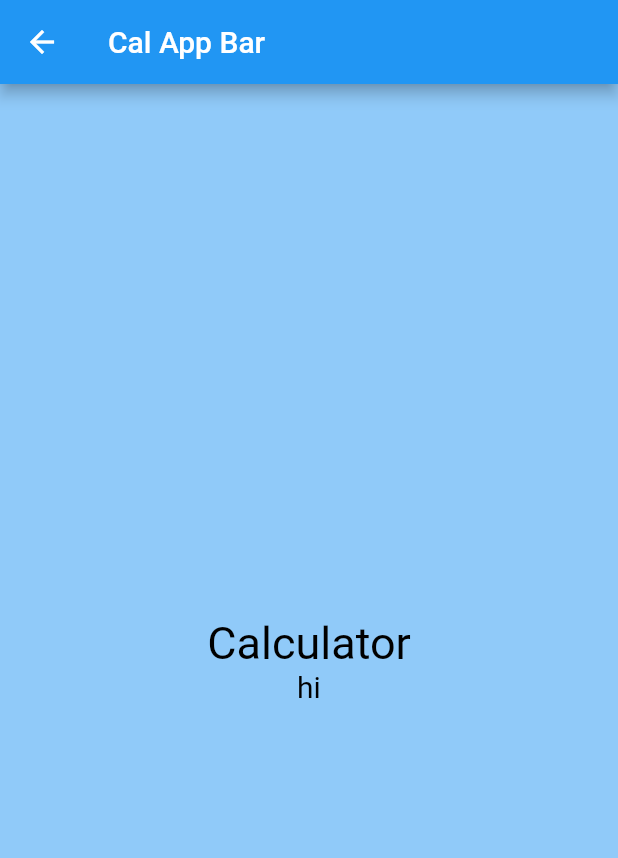
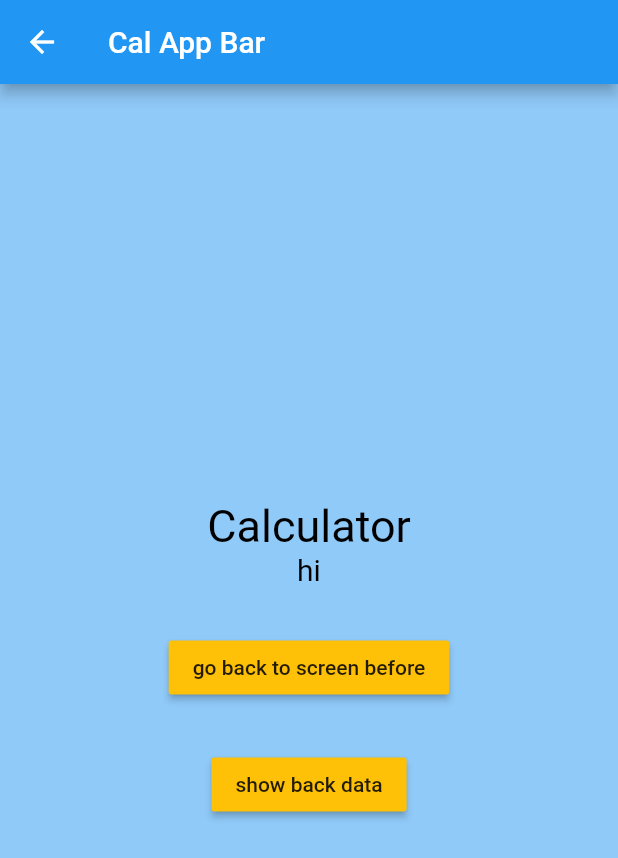
Before and after one commit to Choijh03/Stacked_Counter_Tutorial_Flutter, a Flutter app: the CalculatorView screen opened by its route, on a phone screen of 412 x 824 dp. Shown: the top 858 px of the screen. Run offline on Flutter 3.47's test engine with Material 2 defaults, Android fonts, the phone set to English and light mode, and no system bars; our stand-ins replace stacked, stacked_services, stacked_shared.

Commit message:
code updated
code updated

```diff
--- a/stack_tutorial_app/lib/ui/views/calculator/calculator_view.dart
+++ b/stack_tutorial_app/lib/ui/views/calculator/calculator_view.dart
@@ -37,6 +37,24 @@ class CalculatorView extends StackedView<CalculatorViewModel> {
               viewModel.hi,
               style: TextStyle(color: Colors.black, fontSize: 20),
             ),
+            SizedBox(
+              height: 30,
+            ),
+            MaterialButton(
+              onPressed: viewModel.goBack,
+              color: Colors.amber,
+              child: Text('go back to screen before'),
+            ),
+            SizedBox(
+              height: 30,
+            ),
+            MaterialButton(
+              onPressed: () {
+                viewModel.showbackdata();
+              },
+              color: Colors.amber,
+              child: Text('show back data'),
+            ),
           ],
         ),
       ),
--- a/stack_tutorial_app/lib/ui/views/calculator/calculator_viewmodel.dart
+++ b/stack_tutorial_app/lib/ui/views/calculator/calculator_viewmodel.dart
@@ -1,6 +1,20 @@
 import 'package:flutter/material.dart';
+import 'package:stack_tutorial_app/app/app.locator.dart';
+import 'package:stack_tutorial_app/app/app.router.dart';
 import 'package:stacked/stacked.dart';
+import 'package:stacked_services/stacked_services.dart';
 
 class CalculatorViewModel extends BaseViewModel {
+  final _navigationService = locator<NavigationService>();
   final String hi = 'hi';
+
+  void goBack() {
+    _navigationService.back(result: hi);
+  }
+
+  Future showbackdata() async {
+    _navigationService.back(result: hi);
+    final result = await _navigationService.replaceWithCalculatorView();
+    print('Returned result: $result');
+  }
 }
```
